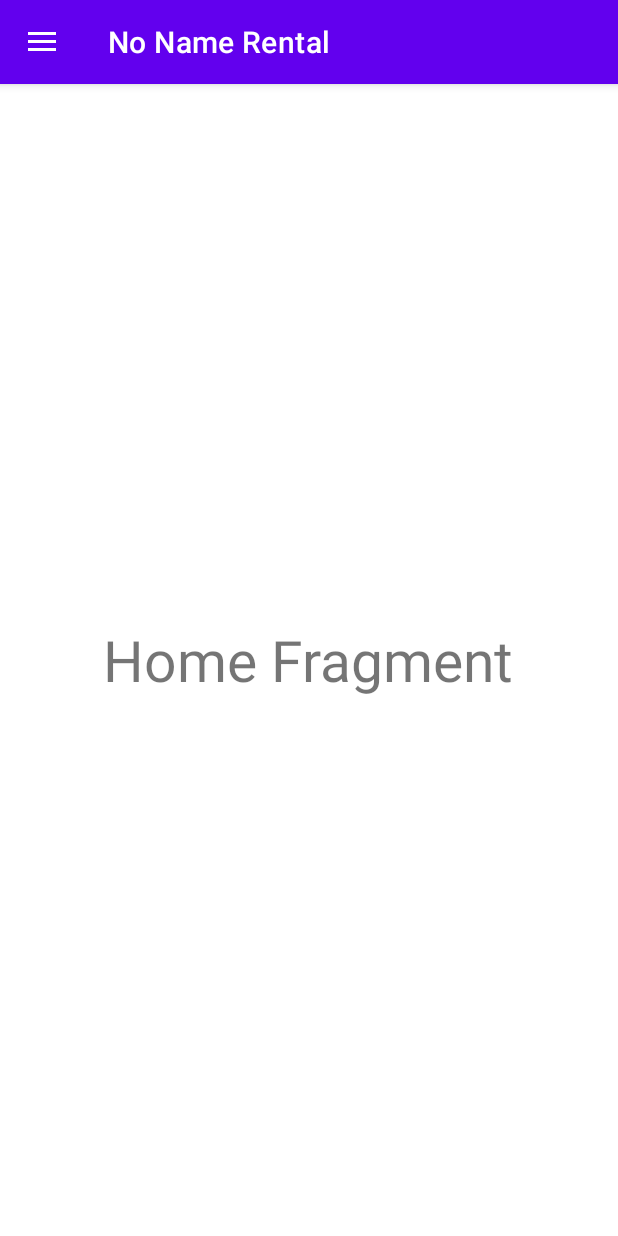
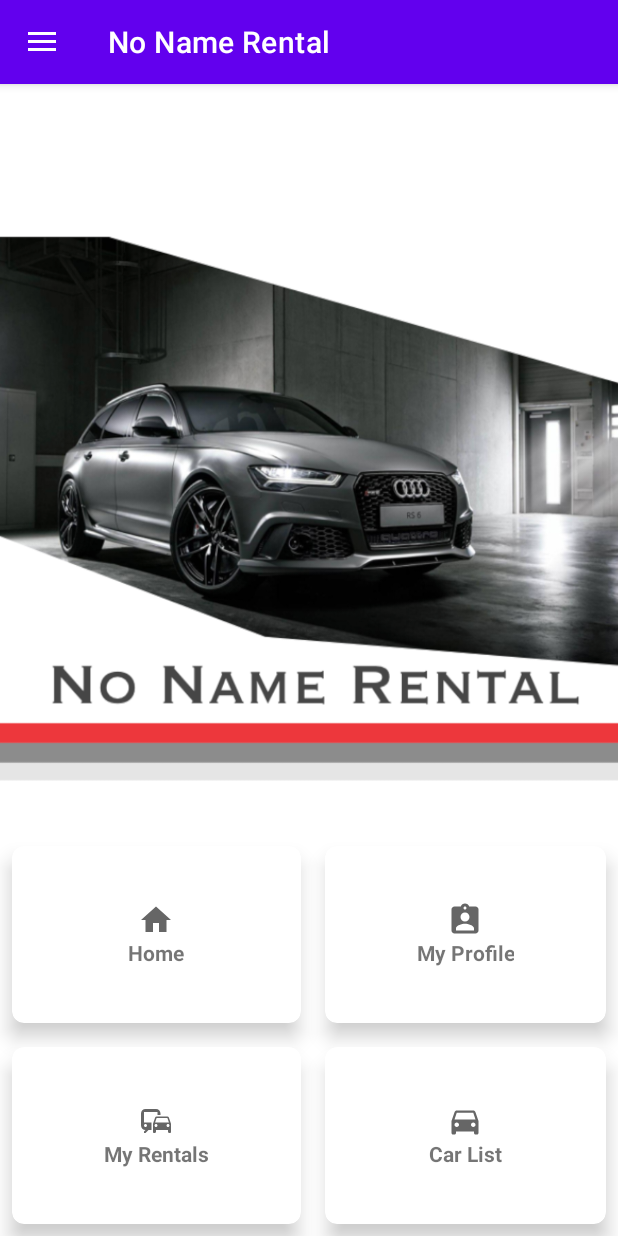
Before and after one commit to PHorvath1/AFP2021, an Android app: the HomeFragment screen opened directly, with no data from a screen before it, on a phone screen of 412 x 824 dp. Run offline under Robolectric (Android 15) with nearby library versions, the phone set to English and light mode, and no system bars.

Commit message:
Added Home Fragment Layout to Frontend

```diff
--- a/Android/app/src/main/java/com/noname/nonamerental/Views/Fragments/HomeFragment.java
+++ b/Android/app/src/main/java/com/noname/nonamerental/Views/Fragments/HomeFragment.java
@@ -25,7 +25,7 @@
 
         //Data from MainActivity
         int userId = getArguments().getInt("UserId");
-        userIdTextView = (TextView)rootView.findViewById(R.id.userIdTextView);
+
 
 
 
--- a/Android/app/src/main/res/layout/fragment_home.xml
+++ b/Android/app/src/main/res/layout/fragment_home.xml
@@ -2,34 +2,156 @@
 <RelativeLayout
     xmlns:android="http://schemas.android.com/apk/res/android" android:layout_width="match_parent"
     android:layout_height="match_parent"
-    android:background="@color/white"
+    android:background="@color/white">
 
-    >
+    <ImageView
+        android:id="@+id/title_view"
+        android:layout_width="600dp"
+        android:layout_height="500dp"
+        android:background="@drawable/home_background">
+    </ImageView>
 
-    <TextView
-        android:layout_width="wrap_content"
-        android:layout_height="wrap_content"
-        android:layout_centerInParent="true"
-        android:text="Home Fragment"
-        android:textSize="38sp" />
+    <GridLayout
+        android:layout_width="match_parent"
+        android:layout_height="match_parent"
+        android:layout_below="@+id/title_view"
+        android:rowCount="2"
+        android:columnCount="2">
 
-    <TextView
-        android:id="@+id/userIdTextView"
-        android:layout_width="wrap_content"
-        android:layout_height="wrap_content"
-        android:layout_alignParentStart="true"
-        android:layout_alignParentLeft="true"
-        android:layout_alignParentTop="true"
-        android:layout_alignParentEnd="true"
-        android:layout_alignParentRight="true"
-        android:layout_marginStart="176dp"
-        android:layout_marginLeft="176dp"
-        android:layout_marginTop="139dp"
-        android:layout_marginEnd="177dp"
-        android:layout_marginRight="177dp"
-        android:text=""
-        android:textSize="30dp"
-        />
+        <androidx.cardview.widget.CardView
+            xmlns:app="http://schemas.android.com/apk/res-auto"
+            android:id="@+id/home_home_card"
+            android:layout_width="wrap_content"
+            android:layout_height="wrap_content"
+            android:layout_row="0"
+            android:layout_column="0"
+            android:layout_gravity="fill"
+            android:layout_rowWeight="1"
+            android:layout_columnWeight="1"
+            android:layout_margin="8dp"
+            app:cardCornerRadius="8dp"
+            app:cardElevation="8dp">
+            <LinearLayout
+                android:layout_width="wrap_content"
+                android:layout_height="wrap_content"
+                android:orientation="vertical"
+                android:gravity="center"
+                android:layout_gravity="center_vertical|center_horizontal">
+                <ImageView
+                    android:layout_width="wrap_content"
+                    android:layout_height="wrap_content"
+                    android:src="@drawable/ic_home"/>
+                <TextView
+                    android:layout_width="wrap_content"
+                    android:layout_height="wrap_content"
+                    android:text="Home"
+                    android:textStyle="bold"
+                    android:textAlignment="center"
+                    android:gravity="center_horizontal" />
+            </LinearLayout>
+        </androidx.cardview.widget.CardView>
 
 
+        <androidx.cardview.widget.CardView
+            xmlns:app="http://schemas.android.com/apk/res-auto"
+            android:id="@+id/home_my_profile_card"
+            android:layout_width="wrap_content"
+            android:layout_height="wrap_content"
+            android:layout_row="0"
+            android:layout_column="1"
+            android:layout_gravity="fill"
+            android:layout_rowWeight="1"
+            android:layout_columnWeight="1"
+            android:layout_margin="8dp"
+            app:cardCornerRadius="8dp"
+            app:cardElevation="8dp">
+            <LinearLayout
+                android:layout_width="wrap_content"
+                android:layout_height="wrap_content"
+                android:orientation="vertical"
+                android:gravity="center"
+                android:layout_gravity="center_vertical|center_horizontal">
+                <ImageView
+                    android:layout_width="wrap_content"
+                    android:layout_height="wrap_content"
+                    android:src="@drawable/ic_my_profile"/>
+                <TextView
+                    android:layout_width="wrap_content"
+                    android:layout_height="wrap_content"
+                    android:text="My Profile"
+                    android:textStyle="bold"
+                    android:textAlignment="center"
+                    android:gravity="center_horizontal" />
+            </LinearLayout>
+        </androidx.cardview.widget.CardView>
+
+        <androidx.cardview.widget.CardView
+            xmlns:app="http://schemas.android.com/apk/res-auto"
+            android:id="@+id/home_my_rentals_card"
+            android:layout_width="wrap_content"
+            android:layout_height="wrap_content"
+            android:layout_row="1"
+            android:layout_column="0"
+            android:layout_gravity="fill"
+            android:layout_rowWeight="1"
+            android:layout_columnWeight="1"
+            android:layout_margin="8dp"
+            app:cardCornerRadius="8dp"
+            app:cardElevation="8dp">
+            <LinearLayout
+                android:layout_width="wrap_content"
+                android:layout_height="wrap_content"
+                android:orientation="vertical"
+                android:gravity="center"
+                android:layout_gravity="center_vertical|center_horizontal">
+                <ImageView
+                    android:layout_width="wrap_content"
+                    android:layout_height="wrap_content"
+                    android:src="@drawable/ic_my_rentals"/>
+                <TextView
+                    android:layout_width="wrap_content"
+                    android:layout_height="wrap_content"
+                    android:text="My Rentals"
+                    android:textStyle="bold"
+                    android:textAlignment="center"
+                    android:gravity="center_horizontal" />
+            </LinearLayout>
+        </androidx.cardview.widget.CardView>
+
+        <androidx.cardview.widget.CardView
+            xmlns:app="http://schemas.android.com/apk/res-auto"
+            android:id="@+id/home_car_list_card"
+            android:layout_width="wrap_content"
+            android:layout_height="wrap_content"
+            android:layout_row="1"
+            android:layout_column="1"
+            android:layout_gravity="fill"
+            android:layout_rowWeight="1"
+            android:layout_columnWeight="1"
+            android:layout_margin="8dp"
+            app:cardCornerRadius="8dp"
+            app:cardElevation="8dp">
+            <LinearLayout
+                android:layout_width="wrap_content"
+                android:layout_height="wrap_content"
+                android:orientation="vertical"
+                android:gravity="center"
+                android:layout_gravity="center_vertical|center_horizontal">
+                <ImageView
+                    android:layout_width="wrap_content"
+                    android:layout_height="wrap_content"
+                    android:src="@drawable/ic_car_list"/>
+                <TextView
+                    android:layout_width="wrap_content"
+                    android:layout_height="wrap_content"
+                    android:text="Car List"
+                    android:textStyle="bold"
+                    android:textAlignment="center"
+                    android:gravity="center_horizontal" />
+            </LinearLayout>
+        </androidx.cardview.widget.CardView>
+
+
+    </GridLayout>
+
 </RelativeLayout>
```
Also changed, not shown: Android/app/src/main/res/drawable-v24/home_background.png (added).
